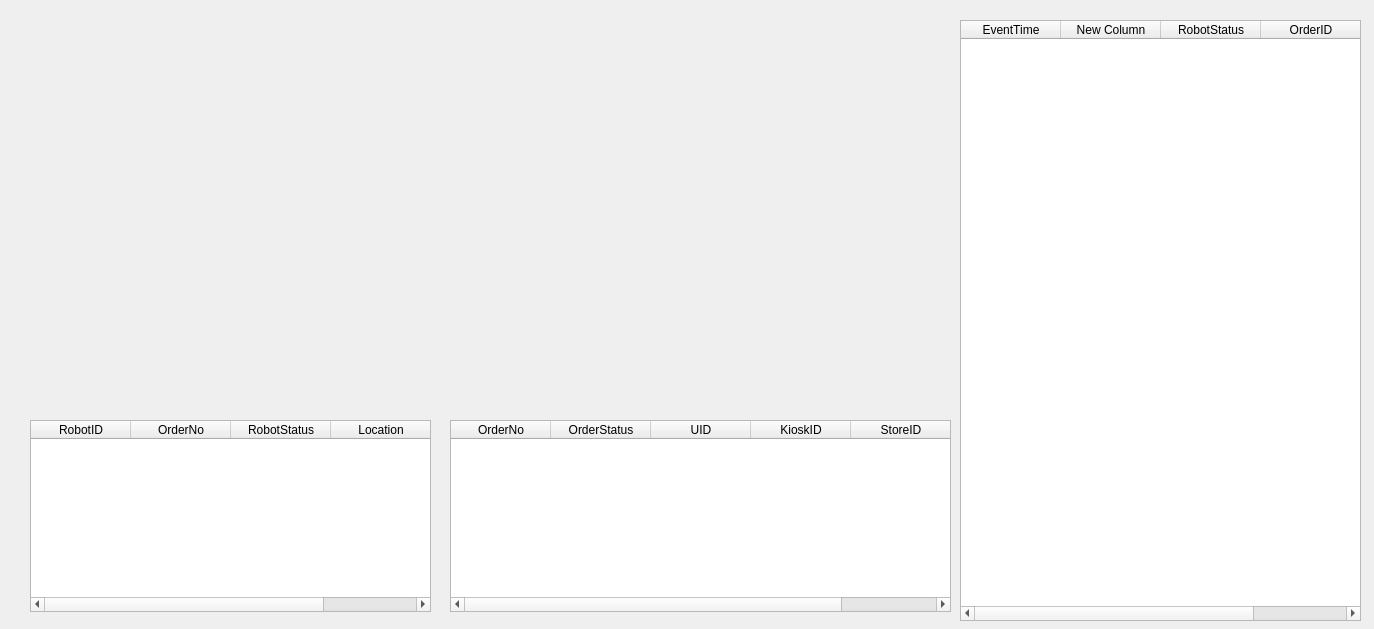
Before: the Qt Designer form CTGUI/ControlGUI.ui in sna145815/Self-driving-airport-work-robot, drawn with Qt 5.
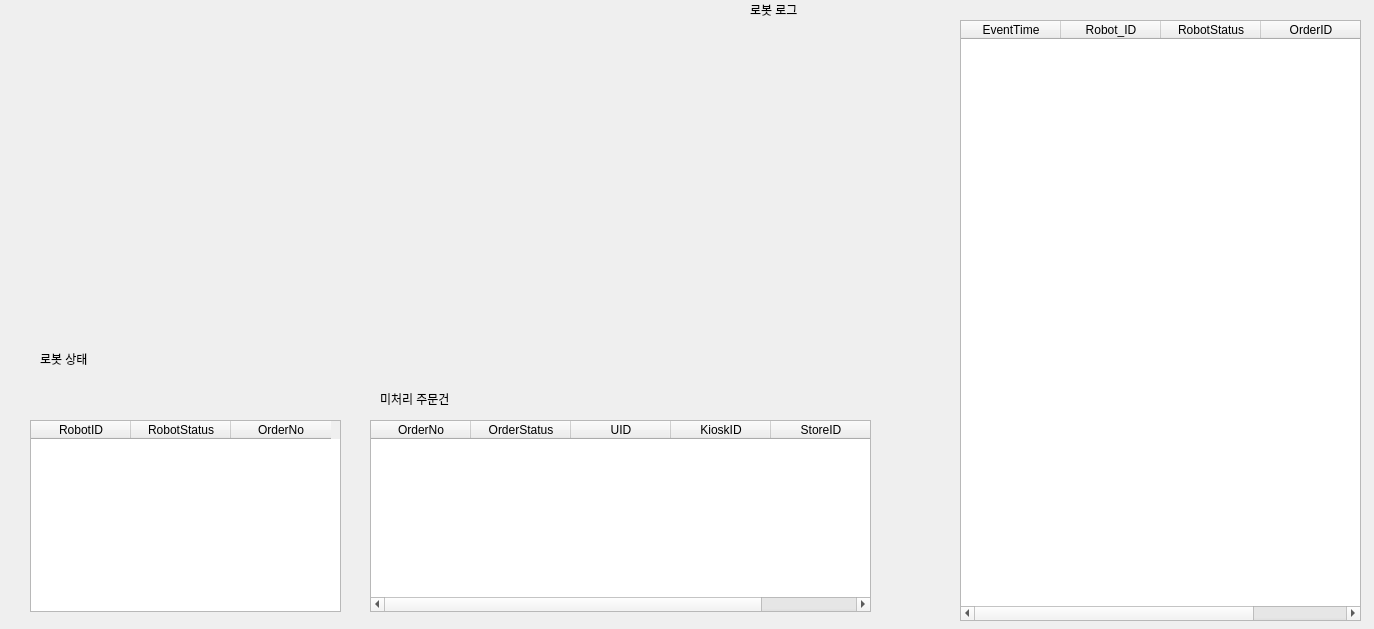
After: the same form once the commit is applied.

Commit message: RobotManager TCP send CTGUI 구현 완료 및 통신 테스트 완료

What changed in the file:
```diff
--- a/CTGUI/ControlGUI.ui
+++ b/CTGUI/ControlGUI.ui
@@ -29,7 +29,7 @@
    </column>
    <column>
     <property name="text">
-     <string>New Column</string>
+     <string>Robot_ID</string>
     </property>
    </column>
    <column>
@@ -48,7 +48,7 @@
     <rect>
      <x>30</x>
      <y>420</y>
-     <width>401</width>
+     <width>311</width>
      <height>192</height>
     </rect>
    </property>
@@ -57,11 +57,6 @@
      <string>RobotID</string>
     </property>
    </column>
-   <column>
-    <property name="text">
-     <string>OrderNo</string>
-    </property>
-   </column>
    <column>
     <property name="text">
      <string>RobotStatus</string>
@@ -69,14 +64,14 @@
    </column>
    <column>
     <property name="text">
-     <string>Location</string>
+     <string>OrderNo</string>
     </property>
    </column>
   </widget>
   <widget class="QTableWidget" name="OrderStatus">
    <property name="geometry">
     <rect>
-     <x>450</x>
+     <x>370</x>
      <y>420</y>
      <width>501</width>
      <height>192</height>
@@ -121,6 +116,45 @@
     <string/>
    </property>
   </widget>
+  <widget class="QLabel" name="status_label">
+   <property name="geometry">
+    <rect>
+     <x>40</x>
+     <y>350</y>
+     <width>601</width>
+     <height>17</height>
+    </rect>
+   </property>
+   <property name="text">
+    <string>로봇 상태</string>
+   </property>
+  </widget>
+  <widget class="QLabel" name="orders_label">
+   <property name="geometry">
+    <rect>
+     <x>380</x>
+     <y>390</y>
+     <width>521</width>
+     <height>17</height>
+    </rect>
+   </property>
+   <property name="text">
+    <string>미처리 주문건</string>
+   </property>
+  </widget>
+  <widget class="QLabel" name="logs_label">
+   <property name="geometry">
+    <rect>
+     <x>750</x>
+     <y>0</y>
+     <width>601</width>
+     <height>20</height>
+    </rect>
+   </property>
+   <property name="text">
+    <string>로봇 로그</string>
+   </property>
+  </widget>
  </widget>
  <resources/>
  <connections/>
```
The commit also changes 2 other files.
